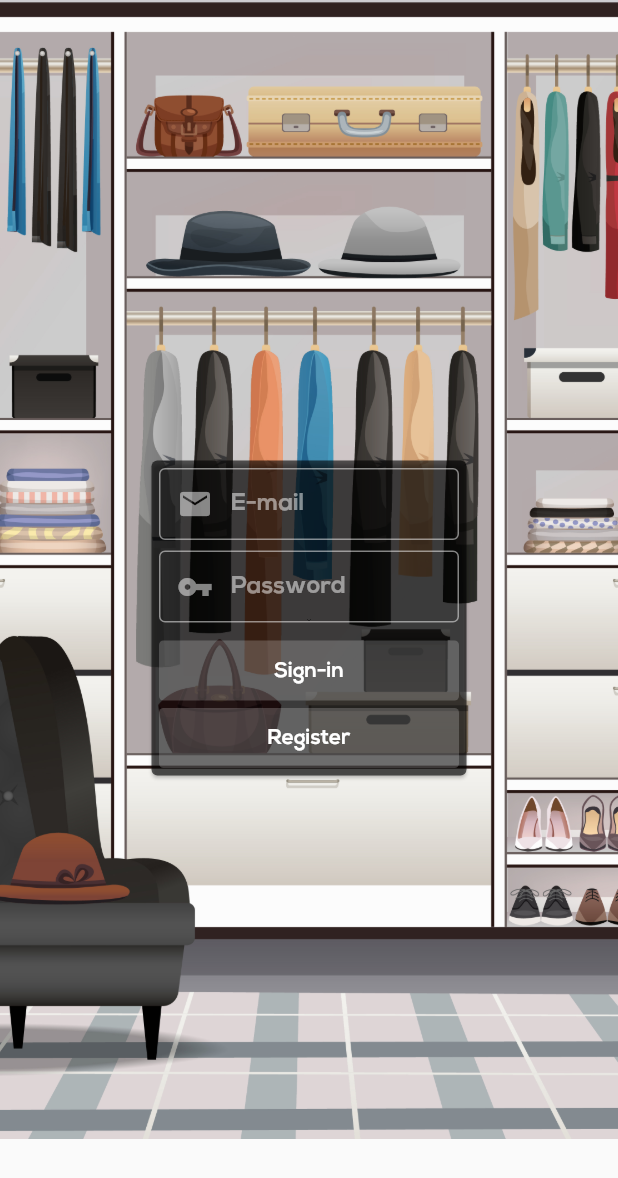
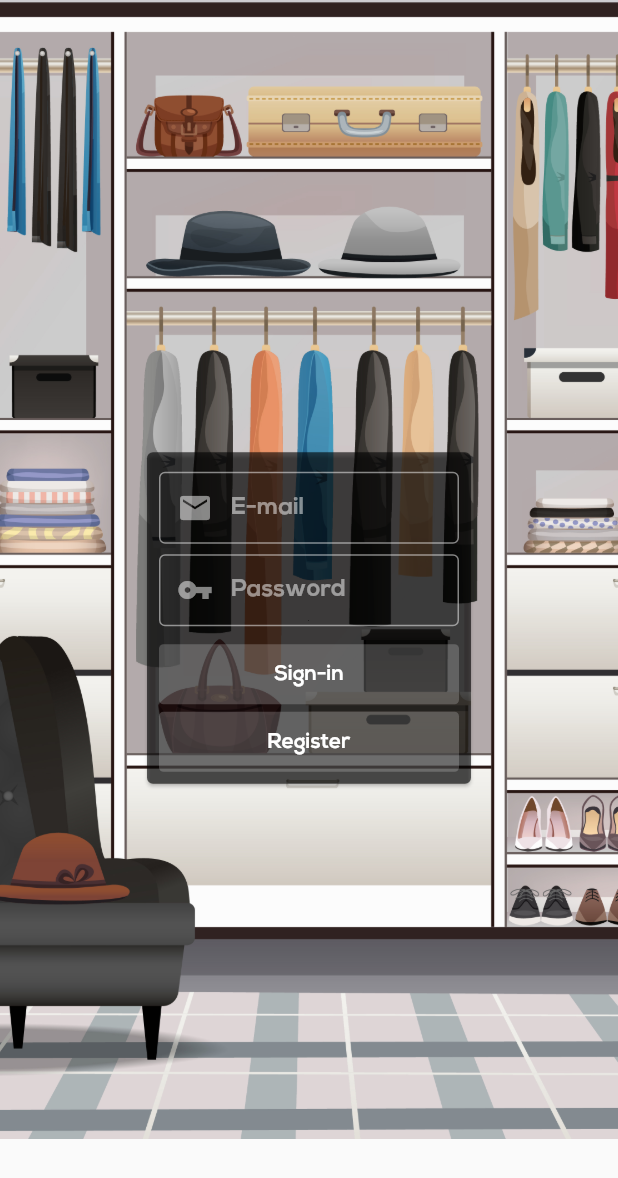
Before and after one commit to ItsMeLucifer/WeatherDrobe, a Flutter app: the screen it shows after launch, on a phone screen of 412 x 824 dp. Shown: the top 1178 px of the screen. Run offline on Flutter 3.47's test engine with Material 2 defaults, Android fonts, the phone set to English and light mode, and no system bars; our stand-ins replace cloud_firestore, firebase_auth, firebase_core, flutter_colorpicker, flutter_riverpod, geolocator and 2 more; accounts and stored records are empty.

Commit message:
Bugs fixed, cosmetic changes

```diff
--- a/lib/pages/AuthenticationPage.dart
+++ b/lib/pages/AuthenticationPage.dart
@@ -25,20 +25,34 @@ class AuthenticationPage extends ConsumerWidget {
       child: Center(
         child: Card(
           color: tools.primaryColor,
+          child: Padding(
+            padding: const EdgeInsets.all(8.0),
             child: Container(
-            height: 210,
-            width: 210,
-            child:
-                Column(mainAxisAlignment: MainAxisAlignment.center, children: [
-              Padding(
-                padding: const EdgeInsets.only(top: 0.0),
-                child: Container(
+              width: 200,
+              child: Column(
+                  mainAxisSize: MainAxisSize.min,
+                  mainAxisAlignment: MainAxisAlignment.center,
+                  children: [
+                    // favm.exceptionMessage != ""
+                    //     ? Text(
+                    //         favm.exceptionMessage,
+                    //         style: TextStyle(
+                    //             fontFamily: tools.fontFamily,
+                    //             color: Colors.red),
+                    //         textAlign: TextAlign.center,
+                    //       )
+                    //     : Container(),
+                    SizedBox(height: 5),
+                    Container(
                         width: 200,
                         height: 50,
                         child: TextFormField(
                             keyboardType: TextInputType.emailAddress,
                             autofocus: false,
                             controller: emailController,
+                            onChanged: (value) {
+                              //favm.resetExceptionMessage();
+                            },
                             style: TextStyle(
                                 color: tools.textColor,
                                 fontFamily: tools.fontFamily,
@@ -62,7 +76,6 @@ class AuthenticationPage extends ConsumerWidget {
                                     fontWeight: FontWeight.bold),
                                 contentPadding:
                                     EdgeInsets.fromLTRB(20, 10, 20, 10)))),
-              ),
                     SizedBox(height: 5),
                     Container(
                         width: 200,
@@ -71,6 +84,9 @@ class AuthenticationPage extends ConsumerWidget {
                             keyboardType: TextInputType.emailAddress,
                             autofocus: false,
                             obscureText: true,
+                            onChanged: (value) {
+                              //favm.resetExceptionMessage();
+                            },
                             controller: passwordController,
                             style: TextStyle(
                                 color: tools.textColor,
@@ -90,14 +106,21 @@ class AuthenticationPage extends ConsumerWidget {
                                     borderSide: BorderSide(
                                         width: 1, color: disabledBorderColor)),
                                 focusedBorder: OutlineInputBorder(
-                              borderSide:
-                                  BorderSide(width: 1, color: tools.textColor)),
+                                    borderSide: BorderSide(
+                                        width: 1, color: tools.textColor)),
                                 contentPadding:
                                     EdgeInsets.fromLTRB(20, 10, 20, 10)))),
-              SizedBox(height: 10),
+                    SizedBox(height: 5),
+                    tools.indicator
+                        ? CircularProgressIndicator(
+                            valueColor: AlwaysStoppedAnimation(tools.textColor))
+                        : Container(),
+                    SizedBox(height: 5),
                     GestureDetector(
                       onTap: () {
-                  favm.signIn(emailController.text, passwordController.text);
+                        tools.indicator = true;
+                        favm.signIn(
+                            emailController.text, passwordController.text);
                       },
                       child: Container(
                           width: 200,
@@ -120,7 +143,9 @@ class AuthenticationPage extends ConsumerWidget {
                     SizedBox(height: 5),
                     GestureDetector(
                       onTap: () {
-                  favm.register(emailController.text, passwordController.text);
+                        tools.indicator = true;
+                        favm.register(
+                            emailController.text, passwordController.text);
                       },
                       child: Container(
                           decoration: BoxDecoration(
@@ -144,6 +169,7 @@ class AuthenticationPage extends ConsumerWidget {
             ),
           ),
         ),
+      ),
     ));
   }
 }
--- a/lib/pages/SettingsPage.dart
+++ b/lib/pages/SettingsPage.dart
@@ -73,6 +73,8 @@ class Settings extends ConsumerWidget {
                 ),
                 GestureDetector(
                   onTap: () {
+                    tools.indicator =
+                        false; // STOP PROGRESS INDICATOR IN AUTH PAGE
                     favm.signOut();
                   },
                   child: Container(
--- a/lib/widgets/First Page Widgets/character_model.dart
+++ b/lib/widgets/First Page Widgets/character_model.dart
@@ -38,7 +38,11 @@ class CharacterModel extends ConsumerWidget {
       return Padding(
         padding: const EdgeInsets.only(top: 215.0, right: 112.5, bottom: 215),
         child: Container(
-            width: 50, height: 50, child: CircularProgressIndicator()),
+            width: 50,
+            height: 50,
+            child: CircularProgressIndicator(
+              valueColor: AlwaysStoppedAnimation(tools.textColor),
+            )),
       );
     }
   }
--- a/lib/widgets/Virtual Wardrobe Widgets/Cloth Creator Widgets/cloth_template_chooser.dart
+++ b/lib/widgets/Virtual Wardrobe Widgets/Cloth Creator Widgets/cloth_template_chooser.dart
@@ -8,7 +8,6 @@ class ClothTemplateChooser extends ConsumerWidget {
   Widget build(BuildContext context, ScopedReader watch) {
     final vwvm = watch(virtualWardrobe);
     final tools = watch(toolsVM);
-    double iconSize = 40;
     return Scaffold(
         body: SingleChildScrollView(
       child: Column(children: [
```
Also changed, not shown: lib/viewmodels/firebase/firebase_auth_View_Model.dart (+12 -0 lines), lib/viewmodels/tools.dart (+7 -0 lines), lib/widgets/Virtual Wardrobe Widgets/clothes_list.dart (+6 -2 lines). Lines whose indentation alone changed are shown as unchanged.
